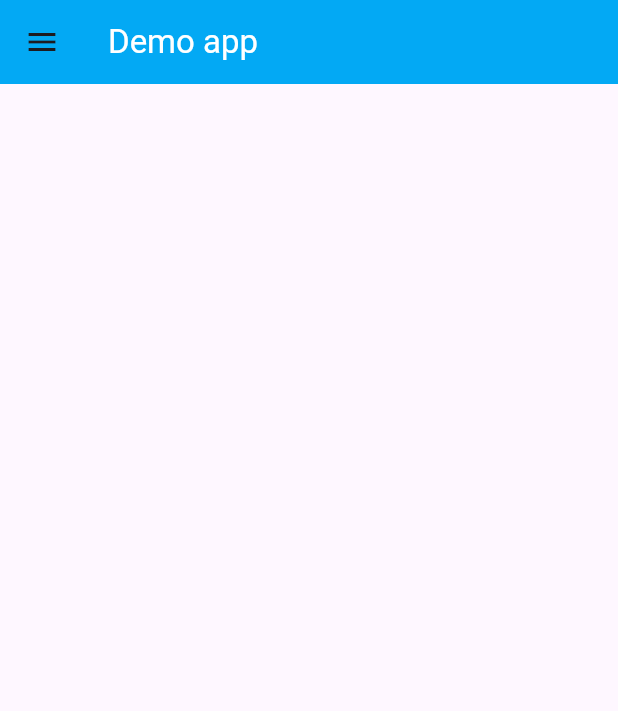
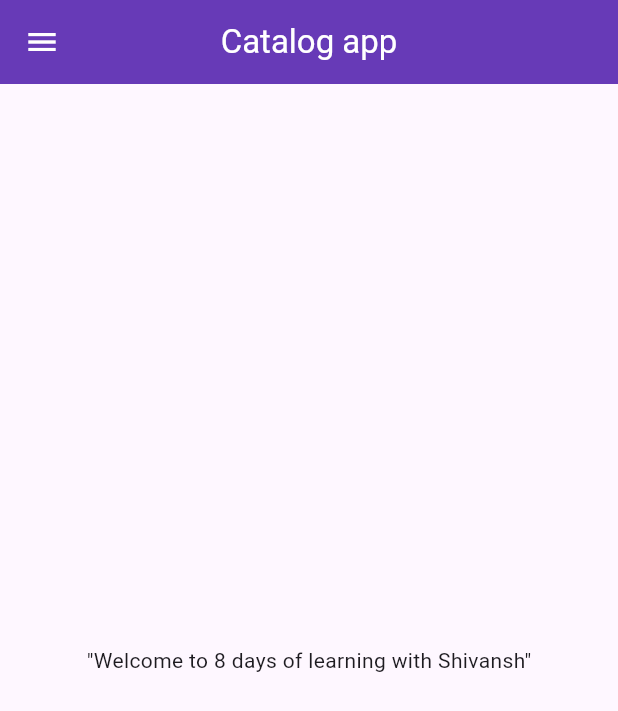
Before and after one commit to shivansh2603/demo_flutter, a Flutter app: the screen it shows after launch, on a phone screen of 412 x 824 dp. Shown: the top 711 px of the screen. Run offline on Flutter 3.47's test engine with Material 3 defaults, Android fonts, the phone set to English and light mode, and no system bars.

Commit message:
day 3 done

```diff
--- a/lib/home.dart
+++ /dev/null
@@ -1,20 +0,0 @@
-import 'package:flutter/material.dart';
-
-class HomePage extends StatelessWidget {
-  const HomePage({super.key});
-
-  final int days = 7;
-  final String name = 'Shivansh';
-
-  @override
-  Widget build(BuildContext context) {
-    return Scaffold(
-      appBar: AppBar(
-        backgroundColor: Colors.lightBlue,
-        title: Text('Demo app', style: TextStyle(color: Colors.white)),
-      ),
-      /*body: Center(child: Text('"Welcome to $days of learning with $name"')),*/
-      drawer: Drawer(),
-    );
-  }
-}
--- a/lib/main.dart
+++ b/lib/main.dart
@@ -1,4 +1,5 @@
-import 'package:demo_codepur/home.dart';
+import 'package:demo_codepur/pages/home.dart';
+import 'package:demo_codepur/pages/login_page.dart';
 import 'package:flutter/material.dart';
 
 void main() {
@@ -9,7 +10,16 @@ class MyApp extends StatelessWidget {
   @override
   Widget build(BuildContext context) {
     return MaterialApp(
-      home: HomePage(),
+      debugShowCheckedModeBanner: false,
+      themeMode: ThemeMode.light,
+      theme: ThemeData(primarySwatch: Colors.deepOrange),
+      darkTheme: ThemeData(brightness: Brightness.dark),
+      initialRoute: "/home",
+      routes: {
+        "/": (context) => LoginPage(),
+        "/home": (context) => HomePage(),
+        "/login": (context) => LoginPage(),
+      },
     );
   }
 }
--- /dev/null
+++ b/lib/pages/home.dart
@@ -0,0 +1,24 @@
+import 'package:flutter/material.dart';
+
+class HomePage extends StatelessWidget {
+  const HomePage({super.key});
+
+  final int days = 8;
+  final String name = 'Shivansh';
+
+  @override
+  Widget build(BuildContext context) {
+    return Scaffold(
+      appBar: AppBar(
+        backgroundColor: Colors.deepPurple,
+        iconTheme: const IconThemeData(color: Colors.white),
+        centerTitle: true,
+        title: Text('Catalog app', style: TextStyle(color: Colors.white)),
+      ),
+      body: Center(
+        child: Text('"Welcome to $days days of learning with $name"'),
+      ),
+      drawer: Drawer(),
+    );
+  }
+}
```
Also changed, not shown: lib/pages/login_page.dart (added, +21 -0 lines), 1 other file.
